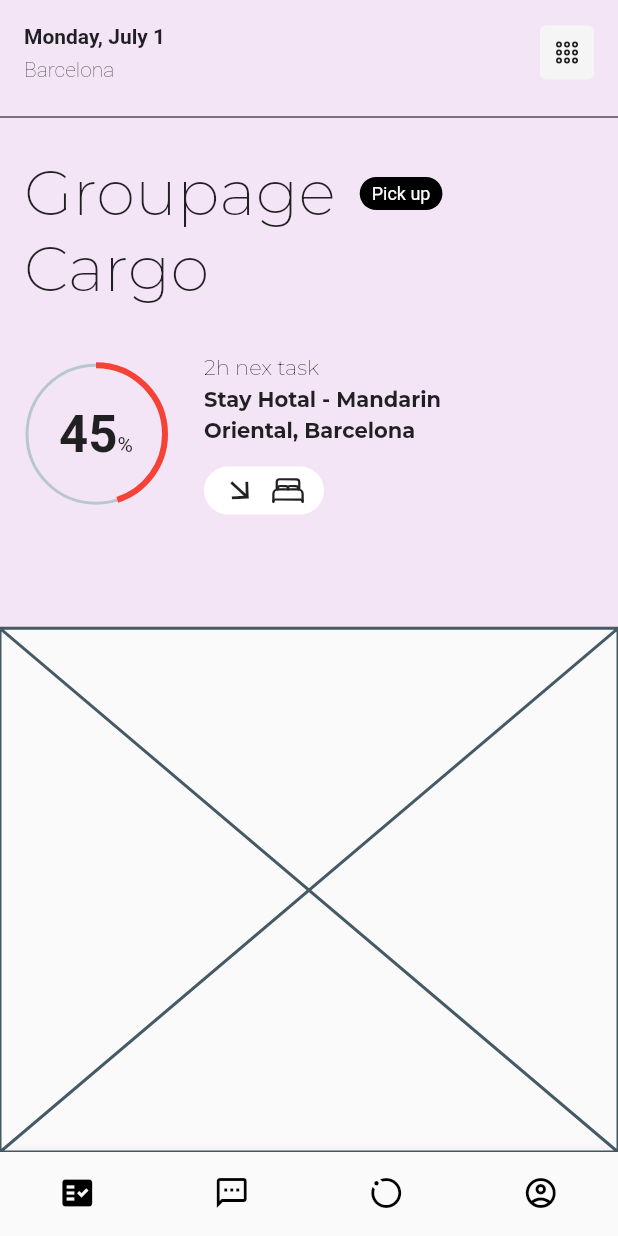
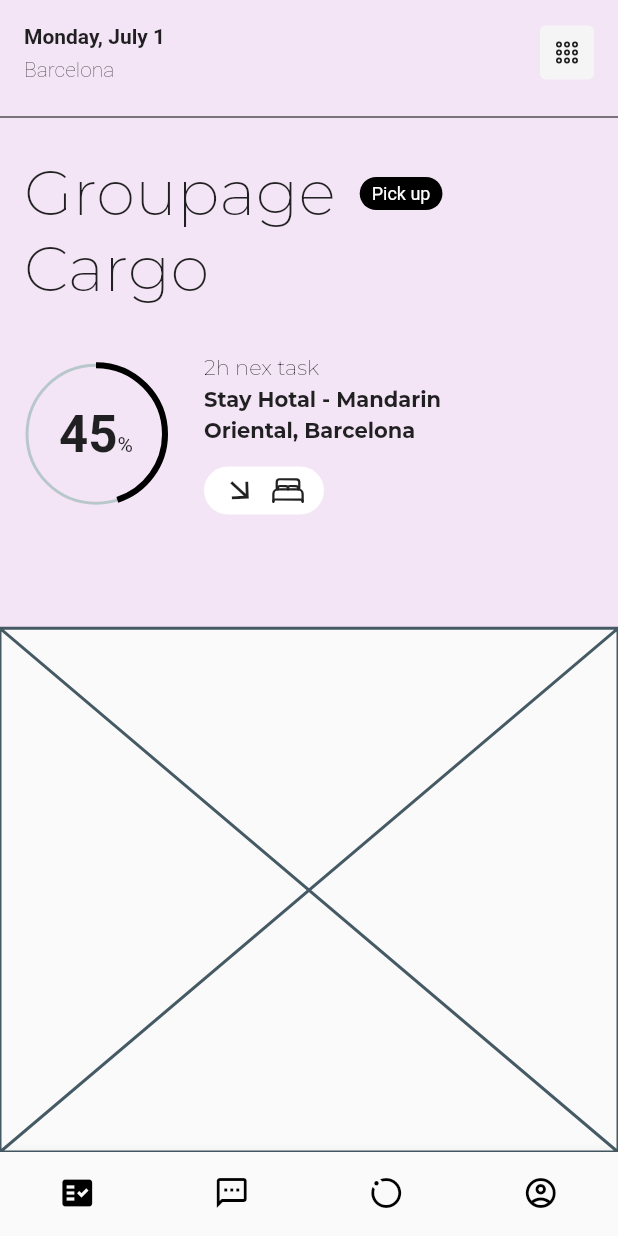
Before and after one commit to JAICHANGPARK/flutter_notebook_18th_story, a Flutter app: the screen it shows after launch, on a phone screen of 412 x 824 dp. Run offline on Flutter 3.47's test engine with Material 2 defaults, Android fonts, the phone set to English and light mode, and no system bars; drawn by our look-alikes of percent_indicator; our stand-ins replace cached_network_image, flutter_lorem, flutter_riverpod, flutter_svg, freezed_annotation, go_router and 2 more.

Commit message:
Update cargo_transportation_home_page.dart

```diff
--- a/lib/ep1073_cargo_transportation/src/ui/cargo_transportation_home_page.dart
+++ b/lib/ep1073_cargo_transportation/src/ui/cargo_transportation_home_page.dart
@@ -115,6 +115,7 @@ class _CargoTransportationHomePageState extends State<CargoTransportationHomePag
                                   lineWidth: 4,
                                   backgroundWidth: 2,
                                   percent: 0.45,
+                                  progressColor: Colors.black,
                                   center: Text.rich(
                                     TextSpan(
                                       children: [
```
